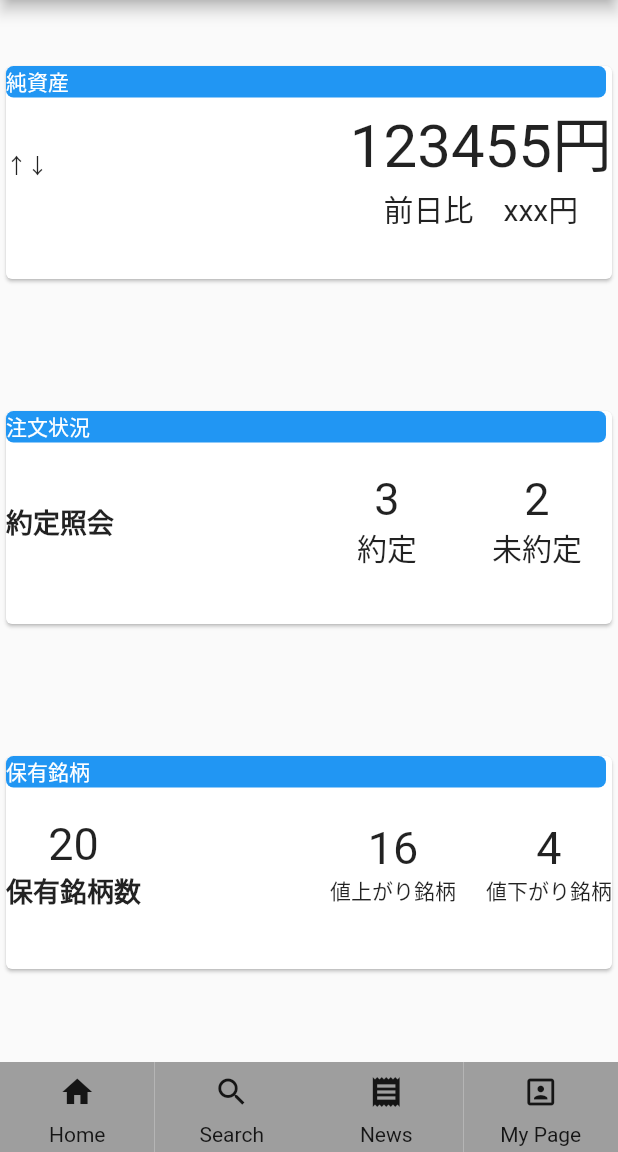
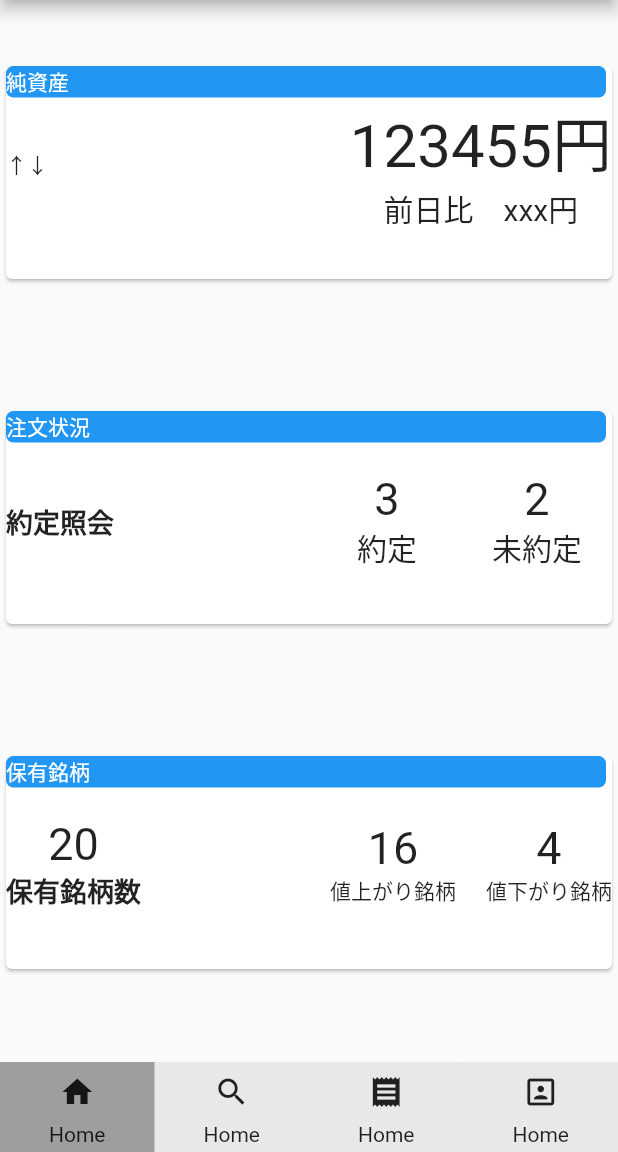
Before and after one commit to mm-masahiro/flutter-test, a Flutter app: the screen it shows after launch, on a phone screen of 412 x 824 dp, the part 84-1236 px from its top. Run offline on Flutter 3.47's test engine with Material 2 defaults, Android fonts, the phone set to English and light mode, and no system bars.

Commit message:
add menu function

```diff
--- a/lib/FirstPageComponent/menu.dart
+++ b/lib/FirstPageComponent/menu.dart
@@ -4,28 +4,21 @@ class Menu extends StatelessWidget {
 
   final Icon icon;
   final Text title;
+  final Color color;
 
   Menu({
     this.icon,
-    this.title
+    this.title,
+    this.color
   });
 
   @override
-  // Widget build(BuildContext context) {
-  //   return Container(
-  //     height: 60,
-  //     width: MediaQuery.of(context).size.width/4,
-  //     decoration: BoxDecoration(
-  //       color: Colors.grey
-  //     ),
-  //     child: icon,
-  //   );
   Widget build(BuildContext context) {
     return Container(
       height: 60,
       width: MediaQuery.of(context).size.width/4,
       decoration: BoxDecoration(
-        color: Colors.grey
+        color: color
       ),
       child: Column(
         children: [
--- a/lib/firstpage.dart
+++ b/lib/firstpage.dart
@@ -4,7 +4,14 @@ import './FirstPageComponent/trade.dart';
 import './FirstPageComponent/stock.dart';
 import './FirstPageComponent/menu.dart';
 
-class FirstPage extends StatelessWidget {
+class FirstPage extends StatefulWidget{
+  @override
+  _FirstPageState createState() => _FirstPageState();
+}
+
+class _FirstPageState extends State<FirstPage> {
+
+  int _selectedItemIndex = 0;
 
   @override
   Widget build(BuildContext context) {
@@ -26,25 +33,40 @@ class FirstPage extends StatelessWidget {
             ]
         ),
         bottomNavigationBar: Row(
-          children: [
-            Menu(
-              icon: Icon(Icons.home),
-              title: Text('Home'),
-            ),
-            Menu(
-              icon: Icon(Icons.search),
-              title: Text('Search'),
-            ),
-            Menu(
-              icon: Icon(Icons.receipt),
-              title: Text('News'),
-            ),
-            Menu(
-              icon: Icon(Icons.portrait),
-              title: Text('My Page'),
-            ),
+          children: <Widget>[
+            buildNavBarItem(Icons.home, 0, true),
+            buildNavBarItem(Icons.search, 1, false),
+            buildNavBarItem(Icons.receipt, 2, false),
+            buildNavBarItem(Icons.portrait, 3, false),
+            // Menu(
+            //   icon: Icon(Icons.search),
+            //   title: Text('Search'),
+            // ),
+            // Menu(
+            //   icon: Icon(Icons.receipt),
+            //   title: Text('News'),
+            // ),
+            // Menu(
+            //   icon: Icon(Icons.portrait),
+            //   title: Text('My Page'),
+            // ),
           ]
         ),
       );
   }
+
+  Widget buildNavBarItem(IconData icon,int index, bool isActive) {
+    return GestureDetector(
+      onTap: (){
+        setState(() {
+          _selectedItemIndex = index;
+        });
+      },
+          child: Menu(
+        icon: Icon(icon),
+        title: Text('Home'),
+        color: index == _selectedItemIndex ? Colors.grey : Colors.grey.withOpacity(0.2),
+      ),
+    );
+  }
 }
```
